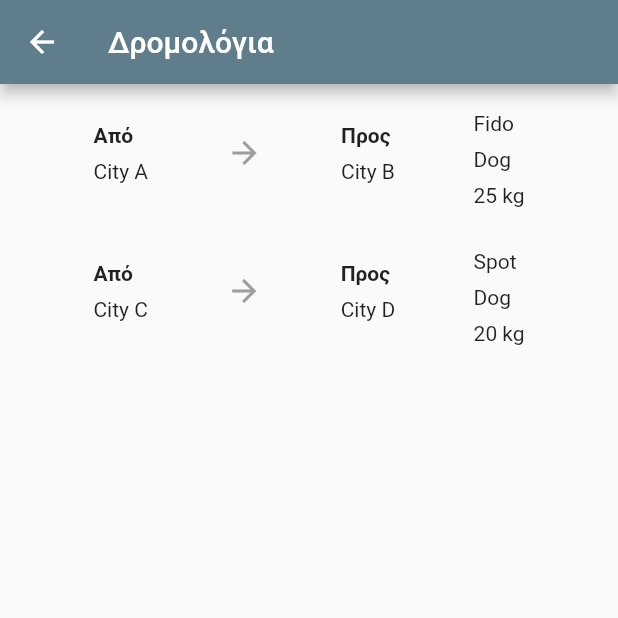
After one commit to nomidimar/Strays-of-Sparta, a Flutter app: the ContactUs screen opened by its route, in the side drawer, after a tap on "Μεταφορές", on a phone screen of 412 x 824 dp, the top half of it. The commit adds this screen. Run offline on Flutter 3.47's test engine with Material 2 defaults, Android fonts, the phone set to English and light mode, and no system bars.

Commit message:
Added transportations page

```diff
--- a/lib/components/sidenav.dart
+++ b/lib/components/sidenav.dart
@@ -39,7 +39,7 @@ class AppDrawer extends StatelessWidget {
                   leading: Icon(Icons.directions_car),
                   title: Text('Μεταφορές'),
                   onTap: () {
-                    // Handle navigation to the transportation screen
+                    Navigator.pushNamed(context, '/transport');
                   },
                 ),
                 ListTile(
@@ -60,7 +60,7 @@ class AppDrawer extends StatelessWidget {
                   leading: Icon(Icons.contact_mail_rounded),
                   title: Text('Επικοινωνία'),
                   onTap: () {
-                    // Handle navigation to the donations screen
+                    Navigator.pushNamed(context, '/contact');
                   },
                 ),
               ],
--- a/lib/main.dart
+++ b/lib/main.dart
@@ -1,6 +1,8 @@
 import 'package:pet_match/screens/about_us.dart';
+import 'package:pet_match/screens/contact_us.dart';
 import 'package:pet_match/screens/donate.dart';
 import 'package:pet_match/screens/next_screen.dart';
+import 'package:pet_match/screens/transportations.dart';
 import 'screens/welcome_screen.dart';
 import 'package:flutter/material.dart';
 
@@ -22,6 +24,8 @@ class MyApp extends StatelessWidget {
         '/about_us': (context) => AboutUsScreen(),
         '/adoptions': (context) => AdoptionsList(),
         '/donate': (context) => Donate(),
+        '/contact': (context) => ContactUs(),
+        '/transport': (context) => TransportationScreen(),
       },
     );
   }
--- /dev/null
+++ b/lib/screens/contact_us.dart
@@ -0,0 +1,92 @@
+import 'package:flutter/material.dart';
+import '../components/sidenav.dart';
+import 'package:flutter/gestures.dart';
+
+class ContactUs extends StatelessWidget {
+  @override
+  Widget build(BuildContext context) {
+    return Scaffold(
+      drawer: AppDrawer(),
+      appBar: AppBar(
+        title: Text('Επικοινωνία'),
+      ),
+      body: Column(
+        children: [
+          Container(
+            width: double.infinity,
+            child: Image.asset(
+              'assets/images/about_us.jpg',
+              fit: BoxFit.cover,
+            ),
+          ),
+          Padding(
+              padding: const EdgeInsets.all(16.0),
+              child: RichText(
+                text: TextSpan(
+                  style: TextStyle(color: Colors.black),
+                  children: <TextSpan>[
+                    TextSpan(
+                        text:
+                            'Εάν ενδιαφέρεστε για υοθεσία ή φιλοξενία, παρακαλούμε συμπληρώστε την αντίστοιχη φόρμα στην αγγελία του σκύλου που σας ενδιαφέρει από την '),
+                    TextSpan(
+                      text: 'λίστα υοθεσιών.\n\n',
+                      style: TextStyle(
+                        fontWeight: FontWeight.bold,
+                        color: Colors.blue,
+                      ),
+                      recognizer: TapGestureRecognizer()
+                        ..onTap = () {
+                          Navigator.pushNamed(context, '/adoptions');
+                        },
+                    ),
+                    TextSpan(
+                        text:
+                            'Για να βοηθήσετε στις μεταφορές μπορείτε να δείτε τα '),
+                    TextSpan(
+                      text: 'δρομολόγια μας.\n\n',
+                      style: TextStyle(
+                        fontWeight: FontWeight.bold,
+                        color: Colors.blue,
+                      ),
+                      recognizer: TapGestureRecognizer()
+                        ..onTap = () {
+                          Navigator.pushNamed(context, '/adoptions');
+                        },
+                    ),
+                    TextSpan(
+                        text:
+                            'Για να συνεισφέρετε οικονομικά πλοηγηθείτε στις '),
+                    TextSpan(
+                      text: 'δωρεές μας.\n\n',
+                      style: TextStyle(
+                        fontWeight: FontWeight.bold,
+                        color: Colors.blue,
+                      ),
+                      recognizer: TapGestureRecognizer()
+                        ..onTap = () {
+                          Navigator.pushNamed(context, '/donate');
+                        },
+                    ),
+                    TextSpan(
+                      text:
+                          'Για οτιδήποτε άλλο μη διστάσετε να επικοινωνήσετε μαζί μας στο mail',
+                    ),
+                    TextSpan(
+                      text: ' strays_sparta_greece@hotmail.com',
+                      style: TextStyle(fontWeight: FontWeight.bold),
+                    ),
+                    TextSpan(
+                      text: ' ή στο τηλεφωνο ',
+                    ),
+                    TextSpan(
+                      text: '697 197 1603',
+                      style: TextStyle(fontWeight: FontWeight.bold),
+                    ),
+                  ],
+                ),
+              )),
+        ],
+      ),
+    );
+  }
+}
--- /dev/null
+++ b/lib/screens/transportations.dart
@@ -0,0 +1,275 @@
+import 'package:flutter/material.dart';
+
+class TransportationData {
+  final String startingCity;
+  final String destination;
+  final String animalName;
+  final String species;
+  final String weight;
+  final int id;
+
+  TransportationData({
+    required this.startingCity,
+    required this.destination,
+    required this.animalName,
+    required this.species,
+    required this.weight,
+    required this.id,
+  });
+}
+
+List<TransportationData> transportationDataList = [
+  TransportationData(
+    id: 1,
+    startingCity: 'City A',
+    destination: 'City B',
+    animalName: 'Fido',
+    species: 'Dog',
+    weight: '25 kg',
+  ),
+  TransportationData(
+    id: 2,
+    startingCity: 'City C',
+    destination: 'City D',
+    animalName: 'Spot',
+    species: 'Dog',
+    weight: '20 kg',
+  ),
+];
+
+class TransportationListing extends StatefulWidget {
+  final TransportationData data;
+  final bool isSelected;
+  final ValueChanged<bool> onSelected;
+
+  TransportationListing({
+    required this.data,
+    required this.isSelected,
+    required this.onSelected,
+  });
+
+  @override
+  _TransportationListingState createState() => _TransportationListingState();
+}
+
+class _TransportationListingState extends State<TransportationListing> {
+  @override
+  Widget build(BuildContext context) {
+    return GestureDetector(
+      onTap: () {
+        widget.onSelected(!widget.isSelected);
+      },
+      child: Container(
+        decoration: BoxDecoration(
+          border: Border.all(
+              color: widget.isSelected ? Colors.blue : Colors.transparent,
+              width: 2.0),
+          borderRadius: BorderRadius.circular(10),
+        ),
+        child: Padding(
+          padding: const EdgeInsets.all(8.0),
+          child: Row(
+            mainAxisAlignment: MainAxisAlignment.spaceEvenly,
+            crossAxisAlignment: CrossAxisAlignment.center,
+            children: [
+              Column(
+                mainAxisAlignment: MainAxisAlignment.center,
+                crossAxisAlignment: CrossAxisAlignment.start,
+                children: [
+                  const Text('Από',
+                      style: TextStyle(fontWeight: FontWeight.bold)),
+                  const SizedBox(height: 8.0),
+                  Text(widget.data.startingCity),
+                ],
+              ),
+              Column(
+                mainAxisAlignment: MainAxisAlignment.center,
+                children: [
+                  SizedBox(
+                    height: 40,
+                    child: Icon(Icons.arrow_forward, color: Colors.grey),
+                  ),
+                ],
+              ),
+              Column(
+                mainAxisAlignment: MainAxisAlignment.center,
+                crossAxisAlignment: CrossAxisAlignment.start,
+                children: [
+                  Text('Προς', style: TextStyle(fontWeight: FontWeight.bold)),
+                  SizedBox(height: 8.0),
+                  Text(widget.data.destination),
+                ],
+              ),
+              Column(
+                mainAxisAlignment: MainAxisAlignment.center,
+                crossAxisAlignment: CrossAxisAlignment.start,
+                children: [
+                  SizedBox(height: 8.0),
+                  Text(widget.data.animalName),
+                  SizedBox(height: 8.0),
+                  Text(widget.data.species),
+                  SizedBox(height: 8.0),
+                  Text(widget.data.weight),
+                ],
+              ),
+            ],
+          ),
+        ),
+      ),
+    );
+  }
+}
+
+class TransportationScreen extends StatefulWidget {
+  @override
+  _TransportationScreenState createState() => _TransportationScreenState();
+}
+
+class _TransportationScreenState extends State<TransportationScreen> {
+  TransportationData? selectedTransportation;
+
+  String formDataName = ''; // Declare variables for form data
+  String formDataPhone = '';
+  String formDataEmail = '';
+  String formDataAddress = '';
+  String formDataTK = '';
+
+  void handleSelection(bool isSelected, TransportationData data) {
+    if (isSelected) {
+      setState(() {
+        selectedTransportation = data;
+      });
+    }
+  }
+
+  void handleSubmit() {
+    showDialog(
+      context: context,
+      builder: (BuildContext context) {
+        return AlertDialog(
+          title: Text('Φόρμα'),
+          content: SingleChildScrollView(
+            child: Column(
+              children: <Widget>[
+                Padding(
+                  padding: EdgeInsets.symmetric(vertical: 8.0),
+                  child: TextField(
+                    decoration: InputDecoration(
+                      labelText: 'Όνοματεπώνυμο',
+                      border: OutlineInputBorder(),
+                      contentPadding: EdgeInsets.all(12.0),
+                    ),
+                    onChanged: (value) {
+                      formDataName = value;
+                    },
+                  ),
+                ),
+                SizedBox(height: 16.0),
+                TextField(
+                  decoration: InputDecoration(
+                    labelText: 'Τηλέφωνο',
+                    border: OutlineInputBorder(),
+                    contentPadding: EdgeInsets.all(12.0),
+                  ),
+                  onChanged: (value) {
+                    formDataPhone = value;
+                  },
+                ),
+                SizedBox(height: 16.0),
+                // Added some spacing
+                TextField(
+                  decoration: InputDecoration(
+                    labelText: 'Email',
+                    border: OutlineInputBorder(),
+                    contentPadding: EdgeInsets.all(12.0),
+                  ),
+                  onChanged: (value) {
+                    formDataEmail = value;
+                  },
+                ),
+                SizedBox(height: 16.0),
+                // Added some spacing
+                TextField(
+                  decoration: InputDecoration(
+                    labelText: 'Διευθυνση',
+                    border: OutlineInputBorder(),
+                    contentPadding: EdgeInsets.all(12.0),
+                  ),
+                  onChanged: (value) {
+                    formDataAddress = value;
+                  },
+                ),
+                SizedBox(height: 16.0),
+                TextField(
+                  decoration: InputDecoration(
+                    labelText: 'Τ.Κ.',
+                    border: OutlineInputBorder(),
+                    contentPadding: EdgeInsets.all(12.0),
+                  ),
+                  onChanged: (value) {
+                    formDataTK = value;
+                  },
+                ),
+              ],
+            ),
+          ),
+          actions: <Widget>[
+            TextButton(
+              child: Text('Καταχώρηση'),
+              onPressed: () {
+                // Print the form data and selected transportation data
+                print('Form Data:');
+                print('Name: $formDataName');
+                print('Phone: $formDataPhone');
+                print('Email: $formDataEmail');
+                print('Address: $formDataAddress');
+                print('TK: $formDataTK');
+                print('Transportation ID: ${selectedTransportation?.id}');
+                print('Animal Name: ${selectedTransportation?.animalName}');
+                Navigator.of(context).pop();
+              },
+            ),
+          ],
+        );
+      },
+    );
+  }
+
+  @override
+  Widget build(BuildContext context) {
+    return Scaffold(
+      appBar: AppBar(
+        title: Text('Δρομολόγια'),
+      ),
+      body: Column(
+        children: [
+          Expanded(
+            child: ListView(
+              children: transportationDataList.map((data) {
+                return TransportationListing(
+                  data: data,
+                  isSelected: selectedTransportation == data,
+                  onSelected: (isSelected) => handleSelection(isSelected, data),
+                );
+              }).toList(),
+            ),
+          ),
+          if (selectedTransportation != null)
+            Padding(
+              padding: const EdgeInsets.all(8.0),
+              child: ElevatedButton(
+                onPressed: handleSubmit,
+                child: Text('Επιλογή διαδρομής'),
+              ),
+            ),
+        ],
+      ),
+    );
+  }
+}
+
+void main() {
+  runApp(MaterialApp(
+    home: TransportationScreen(),
+  ));
+}
```
Also changed, not shown: lib/screens/donate.dart (+7 -1 lines), assets/images/dog-with-phone.jpg (added), assets/images/th.jpg (added).
